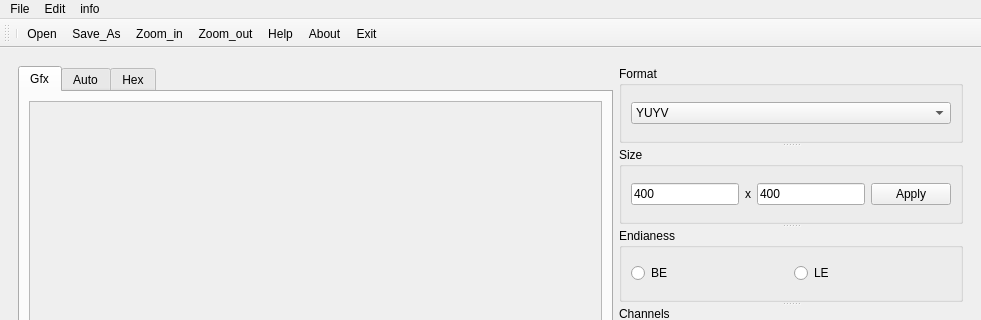
Above: MainGUI.ui from mayakim0913/rawimage before the change; both pictures show x 0 to 981 and y 0 to 320 of the 981 by 763 pixel window. Below: the same form after it.
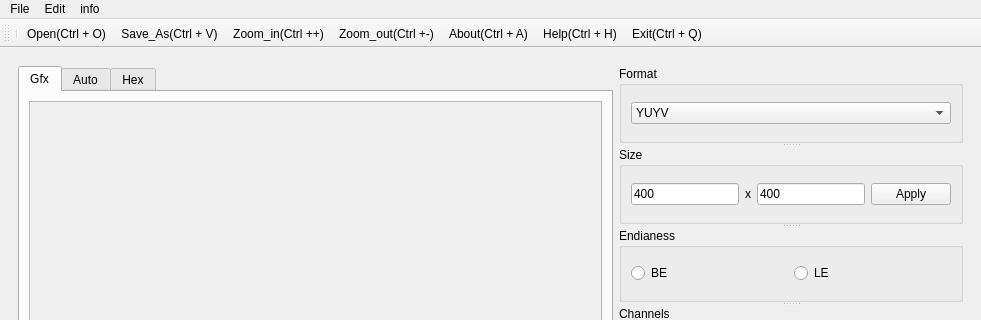
That is the form after the change. The open tabs and pages were chosen to show the change. Icons and pictures are not drawn.

Patch:
```diff
--- a/MainGUI.ui
+++ b/MainGUI.ui
@@ -559,8 +559,8 @@
    <addaction name="actionSave_As"/>
    <addaction name="actionZoom_in"/>
    <addaction name="actionZoom_out"/>
-   <addaction name="actionHelp"/>
    <addaction name="actionAbout"/>
+   <addaction name="actionHelp"/>
    <addaction name="actionExit"/>
   </widget>
   <action name="actionOpen">
@@ -574,7 +574,7 @@
      <selectedon>:/open/open.png</selectedon>:/open/open.qrc</iconset>
    </property>
    <property name="text">
-    <string>Open</string>
+    <string>Open(Ctrl + O)</string>
    </property>
    <property name="shortcut">
     <string>Ctrl+O</string>
@@ -586,7 +586,7 @@
      <normaloff>:/save/save.png</normaloff>:/save/save.png</iconset>
    </property>
    <property name="text">
-    <string>Save_As</string>
+    <string>Save_As(Ctrl + V)</string>
    </property>
    <property name="shortcut">
     <string>Ctrl+S</string>
@@ -598,7 +598,7 @@
      <normaloff>:/exit/exit.png</normaloff>:/exit/exit.png</iconset>
    </property>
    <property name="text">
-    <string>Exit</string>
+    <string>Exit(Ctrl + Q)</string>
    </property>
    <property name="shortcut">
     <string>Ctrl+Q</string>
@@ -610,7 +610,7 @@
      <normaloff>:/zoomin/zoomin.png</normaloff>:/zoomin/zoomin.png</iconset>
    </property>
    <property name="text">
-    <string>Zoom_in</string>
+    <string>Zoom_in(Ctrl ++)</string>
    </property>
    <property name="shortcut">
     <string>Ctrl+=</string>
@@ -622,7 +622,7 @@
      <normaloff>:/zoomout/zoomout.png</normaloff>:/zoomout/zoomout.png</iconset>
    </property>
    <property name="text">
-    <string>Zoom_out</string>
+    <string>Zoom_out(Ctrl +-)</string>
    </property>
    <property name="shortcut">
     <string>Ctrl+-</string>
@@ -634,7 +634,7 @@
      <normaloff>:/help/help.png</normaloff>:/help/help.png</iconset>
    </property>
    <property name="text">
-    <string>Help</string>
+    <string>Help(Ctrl + H)</string>
    </property>
    <property name="shortcut">
     <string>Ctrl+H</string>
@@ -646,7 +646,7 @@
      <normaloff>:/about/about.png</normaloff>:/about/about.png</iconset>
    </property>
    <property name="text">
-    <string>About</string>
+    <string>About(Ctrl + A)</string>
    </property>
    <property name="shortcut">
     <string>Ctrl+A</string>
```
Left out of the diff: 2 changed lines with no effect on the pictures.
